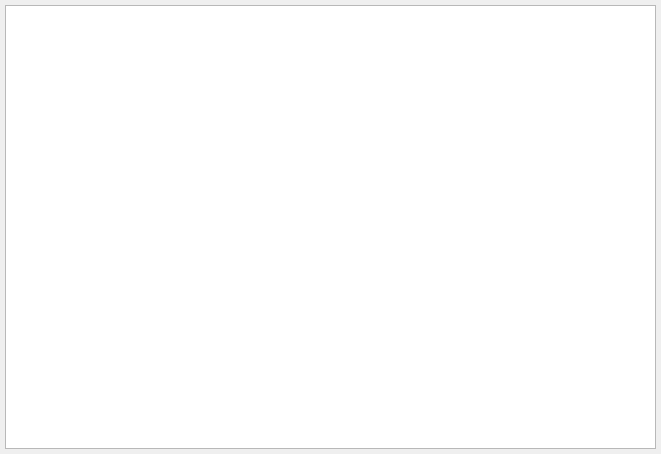
The window that ui/src/accountsmanagementpanel.ui (karlmoad/TroopTreasurer) describes before a commit, drawn with Qt 5.
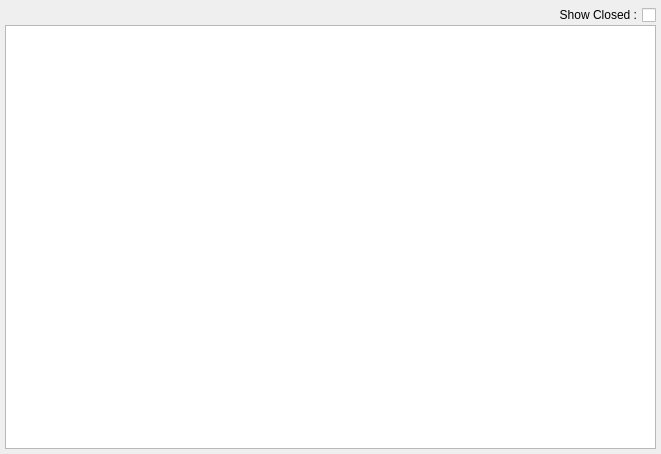
The same window after the commit.

Commit message: dev - accounts

```diff
--- a/ui/src/accountsmanagementpanel.ui
+++ b/ui/src/accountsmanagementpanel.ui
@@ -14,6 +14,9 @@
    <string>Form</string>
   </property>
   <layout class="QVBoxLayout" name="verticalLayout">
+   <property name="spacing">
+    <number>0</number>
+   </property>
    <property name="leftMargin">
     <number>5</number>
    </property>
@@ -26,6 +29,33 @@
    <property name="bottomMargin">
     <number>5</number>
    </property>
+   <item>
+    <layout class="QHBoxLayout" name="horizontalLayout">
+     <item>
+      <spacer name="horizontalSpacer">
+       <property name="orientation">
+        <enum>Qt::Horizontal</enum>
+       </property>
+       <property name="sizeHint" stdset="0">
+        <size>
+         <width>40</width>
+         <height>20</height>
+        </size>
+       </property>
+      </spacer>
+     </item>
+     <item>
+      <widget class="QCheckBox" name="chkShowClosed">
+       <property name="layoutDirection">
+        <enum>Qt::RightToLeft</enum>
+       </property>
+       <property name="text">
+        <string>Show Closed :</string>
+       </property>
+      </widget>
+     </item>
+    </layout>
+   </item>
    <item>
     <widget class="QTreeView" name="treeAccounts">
      <property name="editTriggers">
```
The commit also changes 2 other files.
